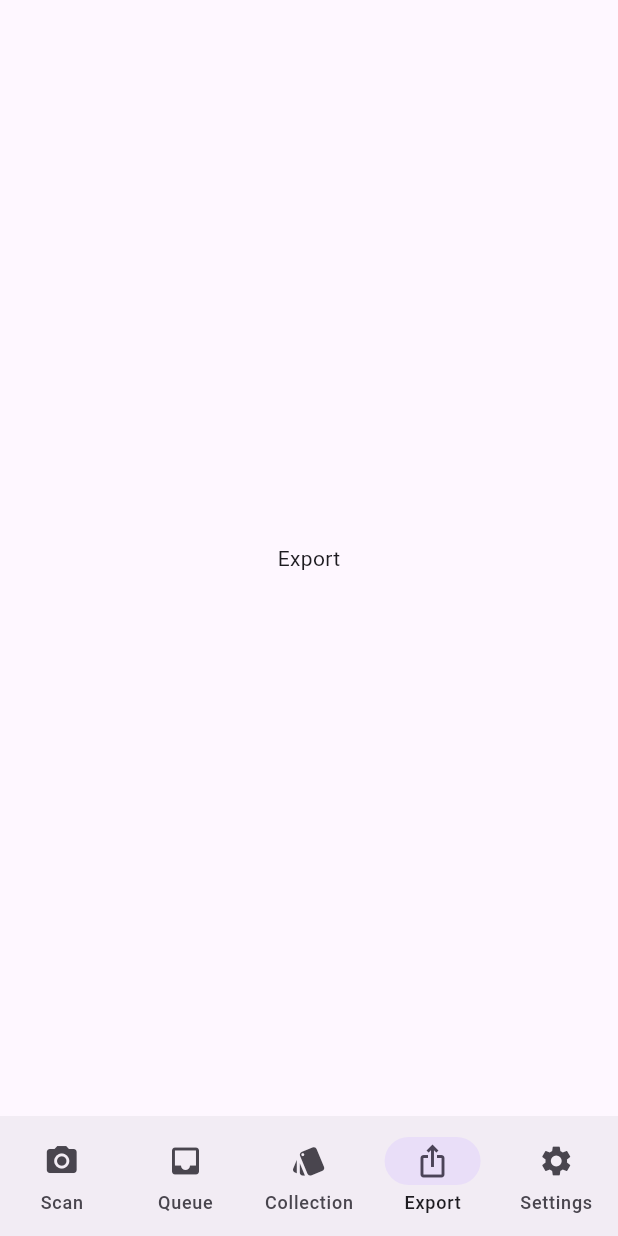
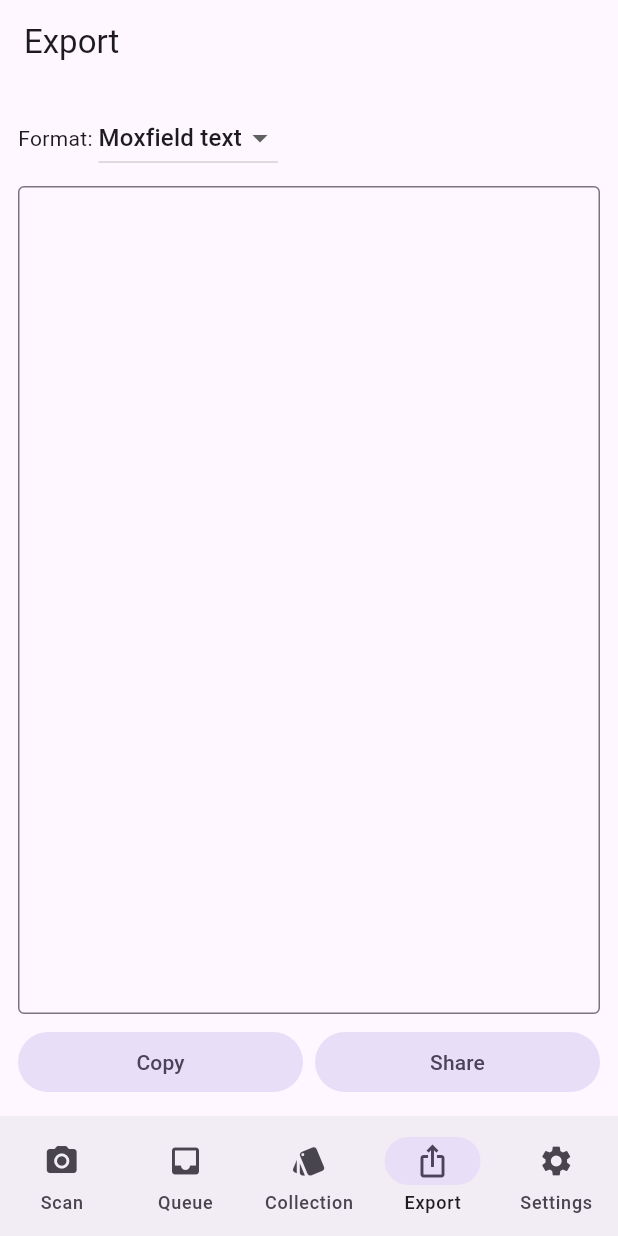
Before and after one commit to GEOFAIRY/mtg-scanner, a Flutter app: the ExportScreen screen opened by its route, on a phone screen of 412 x 824 dp. Run offline on Flutter 3.47's test engine with Material 3 defaults, Android fonts, the phone set to English and light mode, and no system bars; our stand-ins replace drift, go_router, share_plus; accounts and stored records are empty; generated files the repository leaves out were written again.

Commit message:
add export screen with preview, copy, share

```diff
--- a/lib/features/export/export_screen.dart
+++ b/lib/features/export/export_screen.dart
@@ -1,10 +1,112 @@
+import 'dart:io';
 import 'package:flutter/material.dart';
+import 'package:flutter/services.dart';
+import 'package:path/path.dart' as p;
+import 'package:path_provider/path_provider.dart';
+import 'package:share_plus/share_plus.dart';
+import '../../data/db/database.dart';
 import '../../data/repositories/collection_repository.dart';
+import 'formatters/moxfield_text_formatter.dart';
+import 'formatters/moxfield_csv_formatter.dart';
 
-class ExportScreen extends StatelessWidget {
+enum _Format { text, csv }
+
+class ExportScreen extends StatefulWidget {
   const ExportScreen({required this.repo, super.key});
   final CollectionRepository repo;
   @override
-  Widget build(BuildContext context) =>
-      const Scaffold(body: Center(child: Text('Export')));
+  State<ExportScreen> createState() => _ExportScreenState();
 }
+
+class _ExportScreenState extends State<ExportScreen> {
+  _Format _format = _Format.text;
+
+  List<MoxRow> _toRows(List<CollectionData> rows) => rows
+      .map((r) => MoxRow(
+            count: r.count,
+            name: r.name,
+            set: r.setCode,
+            collector: r.collectorNumber,
+            foil: r.foil == 1,
+            condition: r.condition,
+            language: r.language,
+          ))
+      .toList();
+
+  String _render(List<MoxRow> rows) =>
+      _format == _Format.text ? formatMoxfieldText(rows).join('\n')
+                              : formatMoxfieldCsv(rows);
+
+  @override
+  Widget build(BuildContext context) {
+    return Scaffold(
+      appBar: AppBar(title: const Text('Export')),
+      body: StreamBuilder<List<CollectionData>>(
+        stream: widget.repo.watchAll(),
+        builder: (ctx, snap) {
+          if (!snap.hasData) return const Center(child: CircularProgressIndicator());
+          final rows = _toRows(snap.data!);
+          final text = _render(rows);
+          final preview = text.split('\n').take(20).join('\n');
+          return Padding(
+            padding: const EdgeInsets.all(12),
+            child: Column(
+              crossAxisAlignment: CrossAxisAlignment.stretch,
+              children: [
+                Row(children: [
+                  const Text('Format: '),
+                  DropdownButton<_Format>(
+                    value: _format,
+                    items: const [
+                      DropdownMenuItem(value: _Format.text, child: Text('Moxfield text')),
+                      DropdownMenuItem(value: _Format.csv, child: Text('CSV')),
+                    ],
+                    onChanged: (v) => setState(() => _format = v!),
+                  ),
+                ]),
+                const SizedBox(height: 8),
+                Expanded(
+                  child: Container(
+                    padding: const EdgeInsets.all(8),
+                    decoration: BoxDecoration(
+                      border: Border.all(color: Theme.of(context).dividerColor),
+                      borderRadius: BorderRadius.circular(4),
+                    ),
+                    child: SingleChildScrollView(child: SelectableText(preview)),
+                  ),
+                ),
+                const SizedBox(height: 8),
+                Row(children: [
+                  Expanded(
+                    child: FilledButton.tonal(
+                      onPressed: () async {
+                        await Clipboard.setData(ClipboardData(text: text));
+                        if (!context.mounted) return;
+                        ScaffoldMessenger.of(context).showSnackBar(
+                          const SnackBar(content: Text('Copied')));
+                      },
+                      child: const Text('Copy'),
+                    ),
+                  ),
+                  const SizedBox(width: 8),
+                  Expanded(
+                    child: FilledButton.tonal(
+                      onPressed: () async {
+                        final ext = _format == _Format.csv ? 'csv' : 'txt';
+                        final dir = await getTemporaryDirectory();
+                        final f = File(p.join(dir.path, 'collection.$ext'));
+                        await f.writeAsString(text);
+                        await Share.shareXFiles([XFile(f.path)]);
+                      },
+                      child: const Text('Share'),
+                    ),
+                  ),
+                ]),
+              ],
+            ),
+          );
+        },
+      ),
+    );
+  }
+}
```
